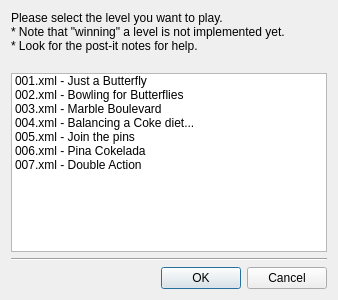
Old version of the form src/view/ChooseLevel.ui in the repository the-butterfly-effect/tbe.
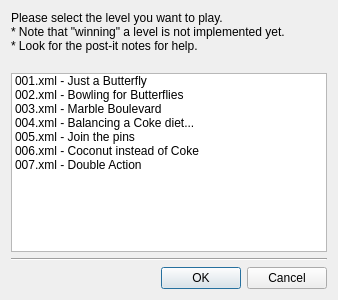
New version of the form.

Commit message: change name of level.

Patch:
```diff
--- a/src/view/ChooseLevel.ui
+++ b/src/view/ChooseLevel.ui
@@ -53,7 +53,7 @@
      </item>
      <item>
       <property name="text">
-       <string>006.xml - Pina Cokelada</string>
+       <string>006.xml - Coconut instead of Coke</string>
       </property>
      </item>
      <item>
```
